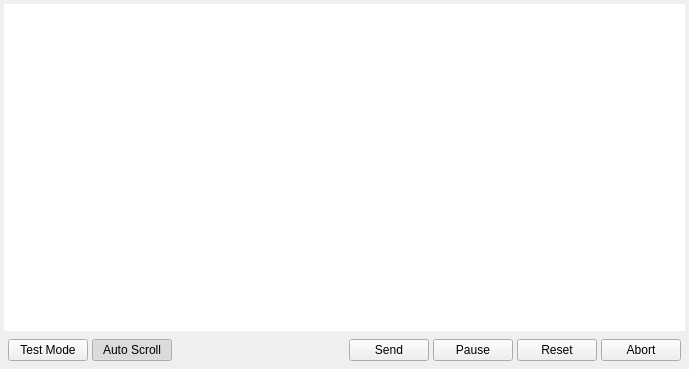
This is View/ProgramForm.ui in octronic-uk/Candle as Qt 5 draws it before an edit. The edited form follows.
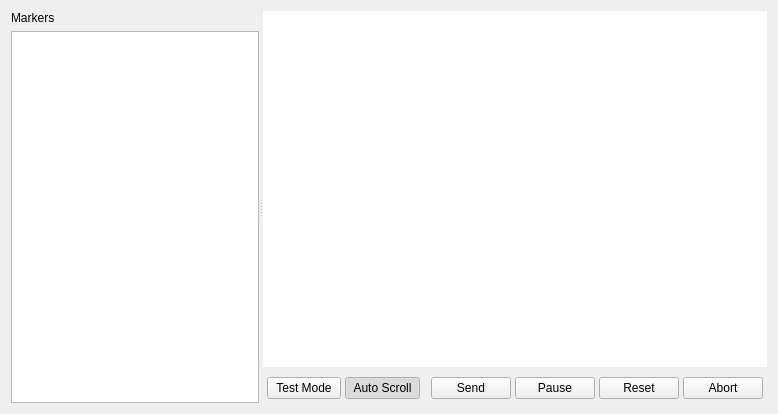
This is the edited form.

The edit to the form file:
```diff
--- a/View/ProgramForm.ui
+++ b/View/ProgramForm.ui
@@ -6,8 +6,8 @@
    <rect>
     <x>0</x>
     <y>0</y>
-    <width>689</width>
-    <height>369</height>
+    <width>778</width>
+    <height>414</height>
    </rect>
   </property>
   <property name="sizePolicy">
@@ -19,27 +19,43 @@
   <property name="windowTitle">
    <string>Form</string>
   </property>
+  <layout class="QVBoxLayout" name="verticalLayout_3">
+   <item>
+    <widget class="QSplitter" name="splitter">
+     <property name="orientation">
+      <enum>Qt::Horizontal</enum>
+     </property>
+     <widget class="QWidget" name="">
+      <layout class="QVBoxLayout" name="verticalLayout_2">
+       <item>
+        <widget class="QLabel" name="label">
+         <property name="text">
+          <string>Markers</string>
+         </property>
+        </widget>
+       </item>
+       <item>
+        <widget class="QListView" name="listView">
+         <property name="sizePolicy">
+          <sizepolicy hsizetype="Preferred" vsizetype="Expanding">
+           <horstretch>1</horstretch>
+           <verstretch>0</verstretch>
+          </sizepolicy>
+         </property>
+        </widget>
+       </item>
+      </layout>
+     </widget>
+     <widget class="QWidget" name="">
   <layout class="QVBoxLayout" name="verticalLayout">
-   <property name="spacing">
-    <number>4</number>
-   </property>
-   <property name="sizeConstraint">
-    <enum>QLayout::SetMaximumSize</enum>
-   </property>
-   <property name="leftMargin">
-    <number>4</number>
-   </property>
-   <property name="topMargin">
-    <number>4</number>
-   </property>
-   <property name="rightMargin">
-    <number>4</number>
-   </property>
-   <property name="bottomMargin">
-    <number>4</number>
-   </property>
    <item>
     <widget class="QTableView" name="programTable">
+         <property name="sizePolicy">
+          <sizepolicy hsizetype="Expanding" vsizetype="Expanding">
+           <horstretch>3</horstretch>
+           <verstretch>0</verstretch>
+          </sizepolicy>
+         </property>
      <property name="frameShape">
       <enum>QFrame::NoFrame</enum>
      </property>
@@ -92,7 +108,7 @@
      <item>
       <widget class="QPushButton" name="testModeButton">
        <property name="sizePolicy">
-        <sizepolicy hsizetype="Fixed" vsizetype="Fixed">
+            <sizepolicy hsizetype="Minimum" vsizetype="Fixed">
          <horstretch>0</horstretch>
          <verstretch>0</verstretch>
         </sizepolicy>
@@ -114,7 +130,7 @@
      <item>
       <widget class="QPushButton" name="autoScrollButton">
        <property name="sizePolicy">
-        <sizepolicy hsizetype="Fixed" vsizetype="Fixed">
+            <sizepolicy hsizetype="Minimum" vsizetype="Fixed">
          <horstretch>0</horstretch>
          <verstretch>0</verstretch>
         </sizepolicy>
@@ -152,7 +168,7 @@
      <item>
       <widget class="QPushButton" name="sendButton">
        <property name="sizePolicy">
-        <sizepolicy hsizetype="Fixed" vsizetype="Fixed">
+            <sizepolicy hsizetype="Minimum" vsizetype="Fixed">
          <horstretch>0</horstretch>
          <verstretch>0</verstretch>
         </sizepolicy>
@@ -165,7 +181,7 @@
      <item>
       <widget class="QPushButton" name="pauseButton">
        <property name="sizePolicy">
-        <sizepolicy hsizetype="Fixed" vsizetype="Fixed">
+            <sizepolicy hsizetype="Minimum" vsizetype="Fixed">
          <horstretch>0</horstretch>
          <verstretch>0</verstretch>
         </sizepolicy>
@@ -181,7 +197,7 @@
      <item>
       <widget class="QPushButton" name="resetButton">
        <property name="sizePolicy">
-        <sizepolicy hsizetype="Fixed" vsizetype="Fixed">
+            <sizepolicy hsizetype="Minimum" vsizetype="Fixed">
          <horstretch>0</horstretch>
          <verstretch>0</verstretch>
         </sizepolicy>
@@ -194,7 +210,7 @@
      <item>
       <widget class="QPushButton" name="abortButton">
        <property name="sizePolicy">
-        <sizepolicy hsizetype="Fixed" vsizetype="Fixed">
+            <sizepolicy hsizetype="Minimum" vsizetype="Fixed">
          <horstretch>0</horstretch>
          <verstretch>0</verstretch>
         </sizepolicy>
@@ -205,6 +221,10 @@
       </widget>
      </item>
     </layout>
+       </item>
+      </layout>
+     </widget>
+    </widget>
    </item>
   </layout>
  </widget>
```
Lines whose indentation alone changed are shown as unchanged.
